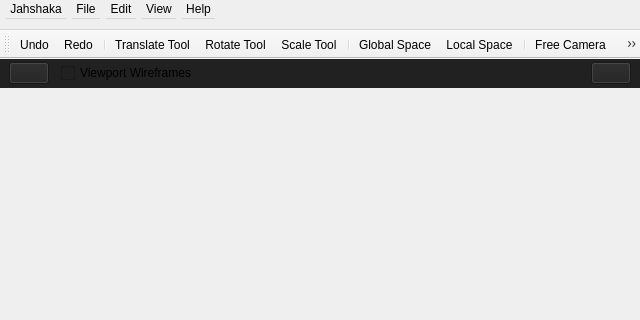
First picture: the form in src/mainwindow.ui, repository jahshaka/Studio, before the edit; both pictures show x 0 to 640 and y 0 to 320 of the 640 by 480 pixel window.
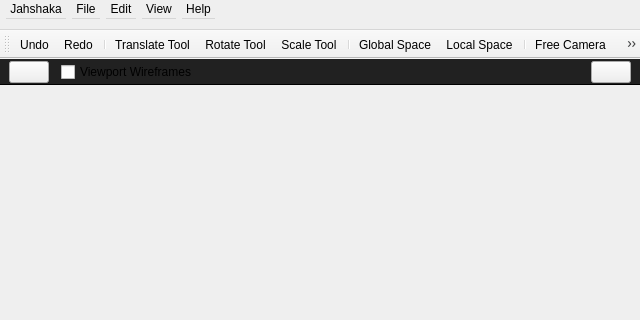
Second picture: the form after the edit. Icons and pictures are not drawn.

What changed in the file:
```diff
--- a/src/mainwindow.ui
+++ b/src/mainwindow.ui
@@ -488,6 +488,12 @@
        </property>
        <item>
         <widget class="QWidget" name="controlBar" native="true">
+         <property name="sizePolicy">
+          <sizepolicy hsizetype="Preferred" vsizetype="Fixed">
+           <horstretch>0</horstretch>
+           <verstretch>0</verstretch>
+          </sizepolicy>
+         </property>
          <property name="minimumSize">
           <size>
            <width>0</width>
@@ -497,11 +503,14 @@
          <property name="maximumSize">
           <size>
            <width>16777215</width>
-           <height>29</height>
+           <height>26</height>
           </size>
          </property>
          <property name="styleSheet">
-          <string notr="true">background: #212121</string>
+          <string notr="true">#controlBar {
+	background: #212121;
+	border-bottom: 1px solid black;
+}</string>
          </property>
          <layout class="QHBoxLayout" name="horizontalLayout">
           <property name="spacing">
```
Left out of the diff: 285 changed lines with no effect on the pictures.
